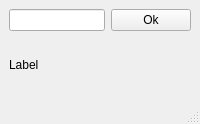
Qt form UI/main.ui (lailaglez/belief-network-irs) before a commit.
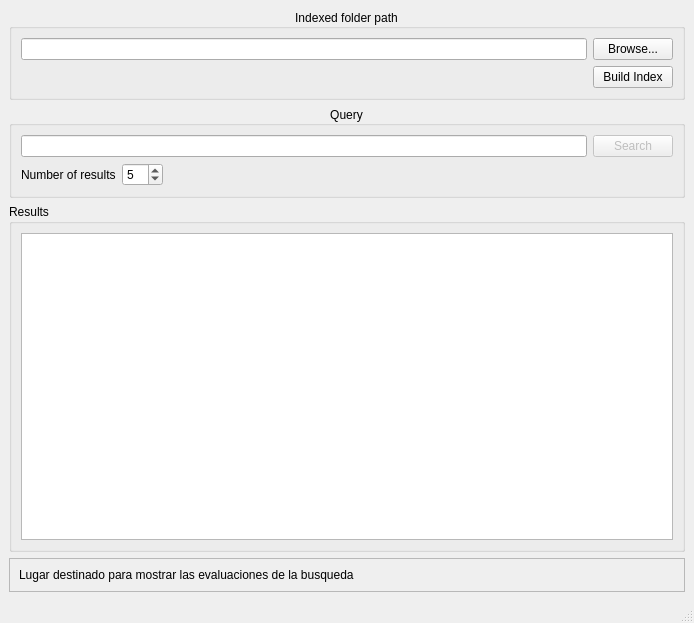
The same form after that commit.

```diff
--- a/UI/main.ui
+++ b/UI/main.ui
@@ -6,30 +6,131 @@
    <rect>
     <x>0</x>
     <y>0</y>
-    <width>200</width>
-    <height>124</height>
+    <width>694</width>
+    <height>623</height>
    </rect>
   </property>
   <property name="windowTitle">
    <string>MainWindow</string>
   </property>
   <widget class="QWidget" name="centralwidget">
-   <layout class="QGridLayout" name="gridLayout">
-    <item row="0" column="0">
-     <widget class="QLineEdit" name="lineEdit"/>
+   <layout class="QVBoxLayout" name="verticalLayout_3">
+    <item>
+     <widget class="QGroupBox" name="groupBox">
+      <property name="title">
+       <string>Indexed folder path</string>
+      </property>
+      <property name="alignment">
+       <set>Qt::AlignCenter</set>
+      </property>
+      <layout class="QGridLayout" name="gridLayout_2">
+       <item row="0" column="0">
+        <widget class="QLineEdit" name="pathLineEdit"/>
+       </item>
+       <item row="0" column="1">
+        <widget class="QPushButton" name="browseBtn">
+         <property name="text">
+          <string>Browse...</string>
+         </property>
+        </widget>
+       </item>
+       <item row="1" column="1">
+        <widget class="QPushButton" name="buildBtn">
+         <property name="text">
+          <string>Build Index</string>
+         </property>
+        </widget>
+       </item>
+      </layout>
+     </widget>
     </item>
-    <item row="0" column="1">
-     <widget class="QPushButton" name="pushButton">
-      <property name="text">
-       <string>Ok</string>
+    <item>
+     <widget class="QGroupBox" name="groupBox_2">
+      <property name="title">
+       <string>Query</string>
       </property>
+      <property name="alignment">
+       <set>Qt::AlignCenter</set>
+      </property>
+      <layout class="QGridLayout" name="gridLayout">
+       <item row="0" column="3">
+        <widget class="QPushButton" name="queryBtn">
+         <property name="enabled">
+          <bool>false</bool>
+         </property>
+         <property name="maximumSize">
+          <size>
+           <width>16777215</width>
+           <height>16777215</height>
+          </size>
+         </property>
+         <property name="text">
+          <string>Search</string>
+         </property>
+        </widget>
+       </item>
+       <item row="1" column="0">
+        <widget class="QLabel" name="label">
+         <property name="text">
+          <string>Number of results</string>
+         </property>
+        </widget>
+       </item>
+       <item row="1" column="1">
+        <widget class="QSpinBox" name="numberSpinBox">
+         <property name="value">
+          <number>5</number>
+         </property>
+        </widget>
+       </item>
+       <item row="1" column="2">
+        <spacer name="horizontalSpacer">
+         <property name="orientation">
+          <enum>Qt::Horizontal</enum>
+         </property>
+         <property name="sizeHint" stdset="0">
+          <size>
+           <width>358</width>
+           <height>20</height>
+          </size>
+         </property>
+        </spacer>
+       </item>
+       <item row="0" column="0" colspan="3">
+        <widget class="QLineEdit" name="queryLineEdit"/>
+       </item>
+      </layout>
      </widget>
     </item>
-    <item row="1" column="0">
-     <widget class="QLabel" name="label">
-      <property name="text">
-       <string>Label</string>
+    <item>
+     <widget class="QGroupBox" name="groupBox_3">
+      <property name="title">
+       <string>Results</string>
       </property>
+      <layout class="QVBoxLayout" name="verticalLayout">
+       <item>
+        <widget class="QListWidget" name="resultslistWidget"/>
+       </item>
+      </layout>
+     </widget>
+    </item>
+    <item>
+     <widget class="QFrame" name="frame">
+      <property name="frameShape">
+       <enum>QFrame::StyledPanel</enum>
+      </property>
+      <property name="frameShadow">
+       <enum>QFrame::Raised</enum>
+      </property>
+      <layout class="QVBoxLayout" name="verticalLayout_2">
+       <item>
+        <widget class="QLabel" name="label_2">
+         <property name="text">
+          <string>Lugar destinado para mostrar las evaluaciones de la busqueda</string>
+         </property>
+        </widget>
+       </item>
+      </layout>
      </widget>
     </item>
    </layout>
```
Left out of the diff: 2 changed lines with no effect on the pictures.
